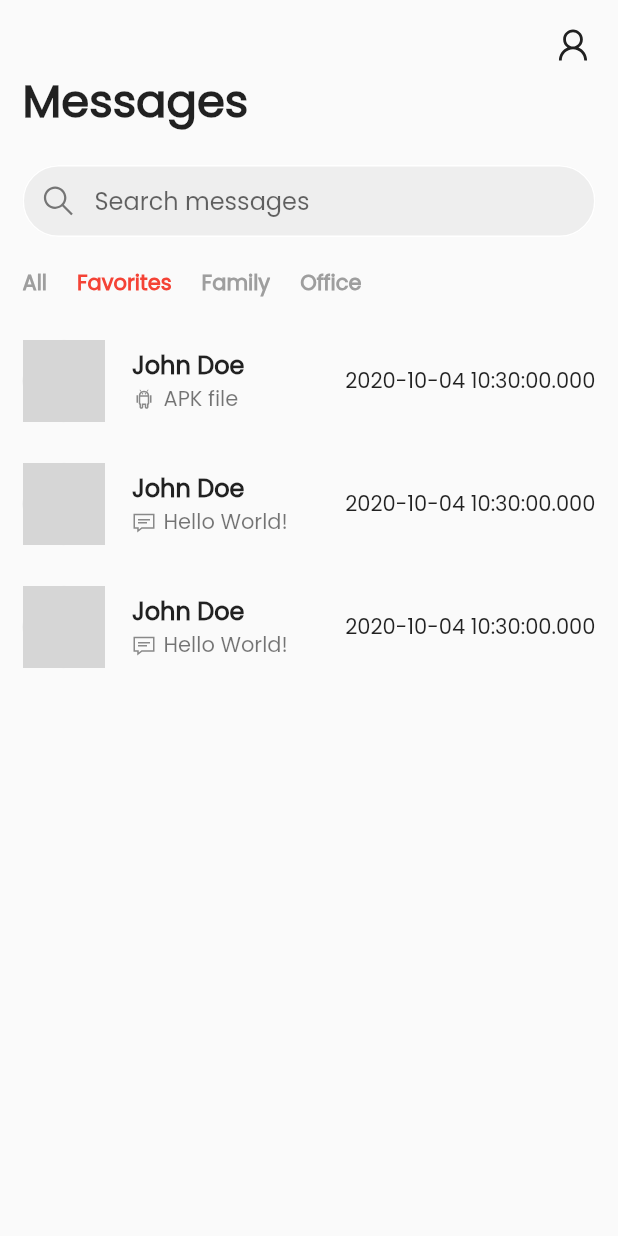
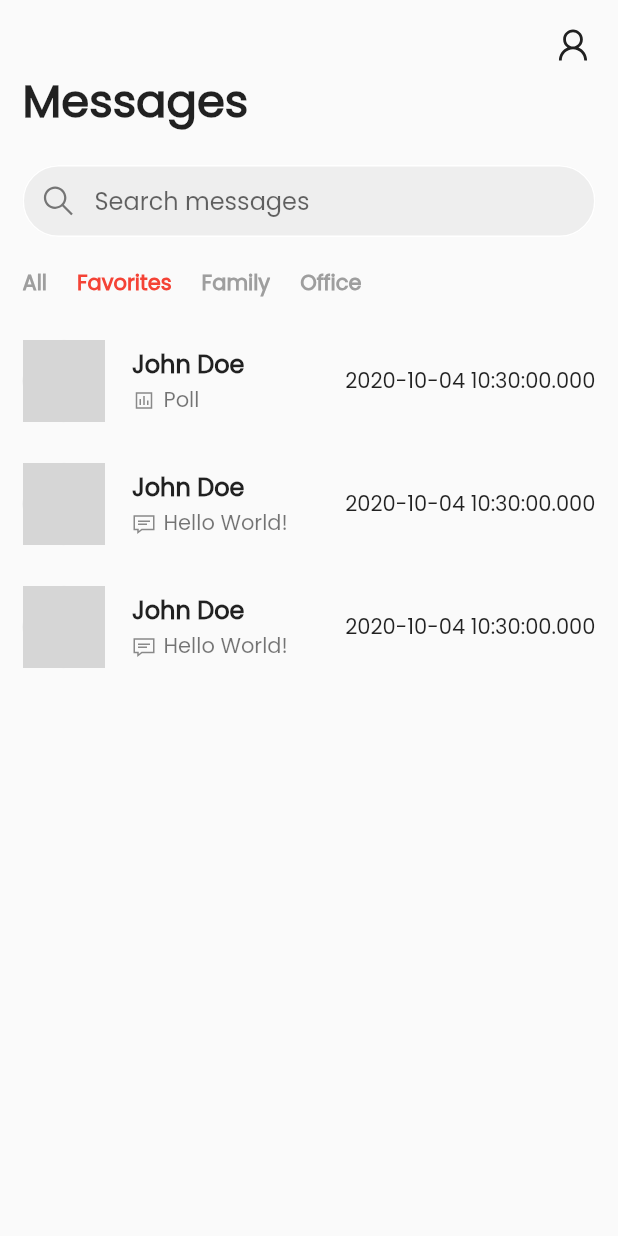
Before and after one commit to yogesh-aggarwal/memo-messenger, a Flutter app: the screen it shows after launch, after a tap on "Favorites", on a phone screen of 412 x 824 dp. Run offline on Flutter 3.47's test engine with Material 2 defaults, Android fonts, the phone set to English and light mode, and no system bars; drawn by our look-alikes of flutter_blurhash; our stand-ins replace line_awesome_flutter, rxdart; grey boxes are pictures that could not be loaded.

Commit message:
Added a better glance on messages page

```diff
--- a/lib/Activities/MemoMessenger/Chat.dart
+++ b/lib/Activities/MemoMessenger/Chat.dart
@@ -14,7 +14,10 @@ class ChatWidget extends StatelessWidget {
   ChatWidget({@required this.chat});
 
   Widget chatText({@required String content, @required IconData icon}) {
-    return Row(
+    return Container(
+      margin: EdgeInsets.only(top: 2),
+      child: Row(
+        crossAxisAlignment: CrossAxisAlignment.center,
         children: [
           Container(
             margin: EdgeInsets.only(right: 5),
@@ -28,6 +31,7 @@ class ChatWidget extends StatelessWidget {
             ),
           )
         ],
+      ),
     );
   }
 
@@ -36,8 +40,29 @@ class ChatWidget extends StatelessWidget {
     if (message.text != null) {
       return chatText(content: message.text, icon: LineAwesomeIcons.sms);
     }
+    if (message.audio != null) {
+      return chatText(content: "Audio", icon: LineAwesomeIcons.headphones);
+    }
+    if (message.video != null) {
+      return chatText(content: "Video", icon: LineAwesomeIcons.video_1);
+    }
+    if (message.image != null) {
+      return chatText(content: "Image", icon: LineAwesomeIcons.image);
+    }
     if (message.apk != null) {
-      return chatText(content: "APK file", icon: LineAwesomeIcons.android);
+      return chatText(content: "APK", icon: LineAwesomeIcons.android);
+    }
+    if (message.doc != null) {
+      return chatText(content: "Document", icon: LineAwesomeIcons.file_invoice);
+    }
+    if (message.contact != null) {
+      return chatText(content: "Contact", icon: LineAwesomeIcons.address_card);
+    }
+    if (message.location != null) {
+      return chatText(content: "Location", icon: LineAwesomeIcons.map_marker);
+    }
+    if (message.poll != null) {
+      return chatText(content: "Poll", icon: LineAwesomeIcons.poll);
     }
 
     return Container(child: Text("Message"));
--- a/lib/Services/MemoMessenger.dart
+++ b/lib/Services/MemoMessenger.dart
@@ -191,7 +191,8 @@ BehaviorSubject<Map<String, Chat>> chats = new BehaviorSubject.seeded(
         Message(
           senderId: "Gwi9iJzZ83lZPRvfI3YK",
           sentAt: DateTime.now(),
-          apk: "file"),
+          poll: "file",
+        ),
       ],
       sectionName: "Favorites",
       sender: SenderUser(
```
Lines whose indentation alone changed are shown as unchanged.
